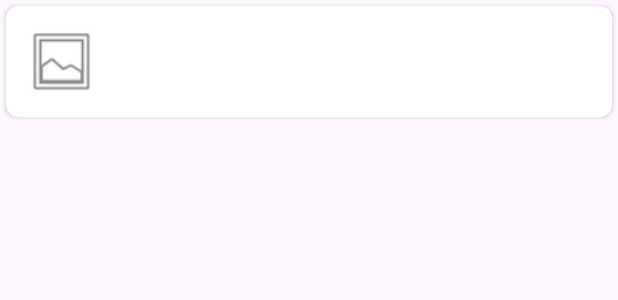
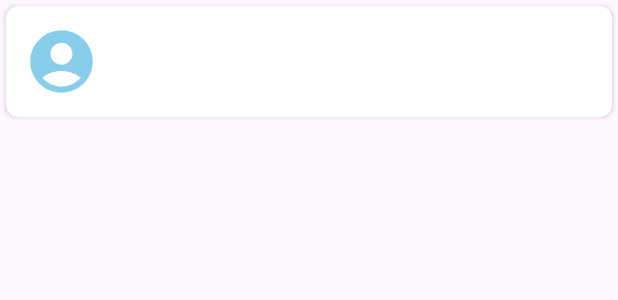
Before and after one commit to vishalyadav-77/pairly, an Android app: the layout item_chat.xml on its own in the app's theme, with its tools: preview values and no code run, on a phone screen of 412 x 824 dp. Shown: the top 300 px of the screen. Run offline under Robolectric (Android 15) with nearby library versions, the phone set to English and light mode, and no system bars.

Commit message:
added few xml files and improved UI

```diff
--- /dev/null
+++ b/app/src/main/res/drawable/bg_current_user.xml
@@ -0,0 +1,5 @@
+<?xml version="1.0" encoding="utf-8"?>
+<shape xmlns:android="http://schemas.android.com/apk/res/android" android:shape="rectangle">
+    <solid android:color="#87CEEB"/>
+    <corners android:radius="12dp"/>
+</shape>
--- a/app/src/main/res/layout/item_chat.xml
+++ b/app/src/main/res/layout/item_chat.xml
@@ -17,7 +17,7 @@
             android:id="@+id/profileImage"
             android:layout_width="50dp"
             android:layout_height="50dp"
-            android:src="@android:drawable/ic_menu_gallery"
+            android:src="@drawable/account_icon"
             android:contentDescription="Profile Image" />
 
         <LinearLayout
```
Also changed, not shown: app/src/main/res/layout/item_message.xml (+4 -3 lines).
